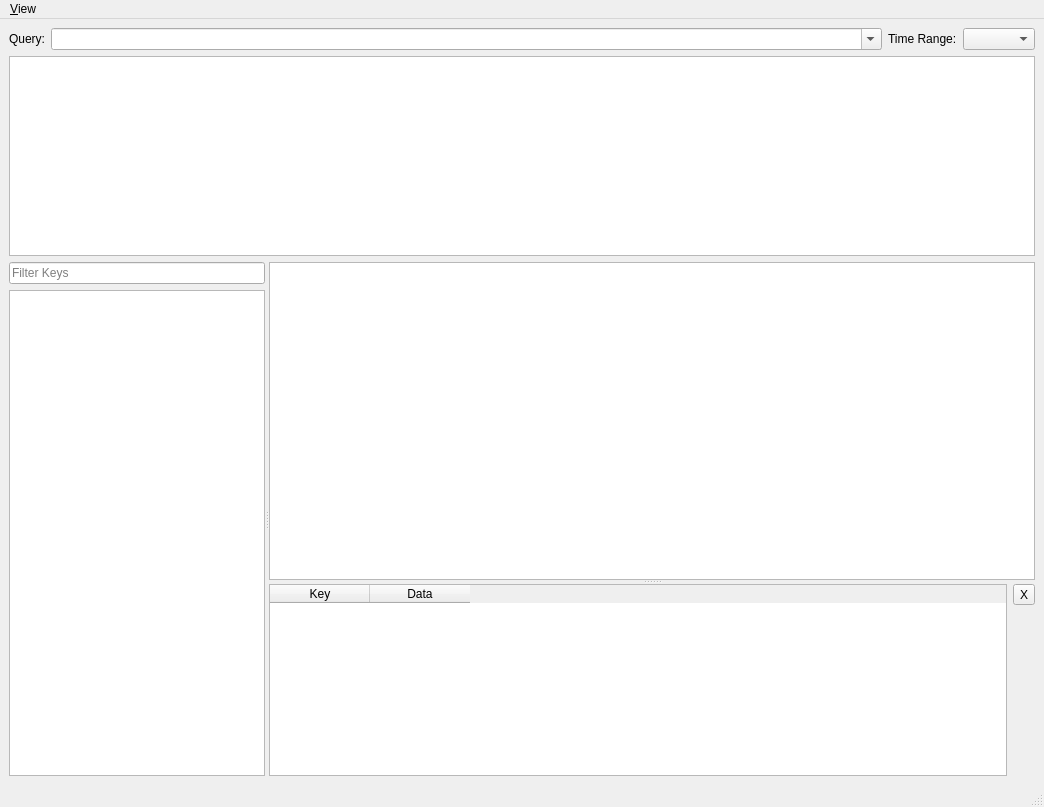
Before: the Qt Designer form src/mainwindow.ui in UjOwtuc/qstuff, drawn with Qt 5.
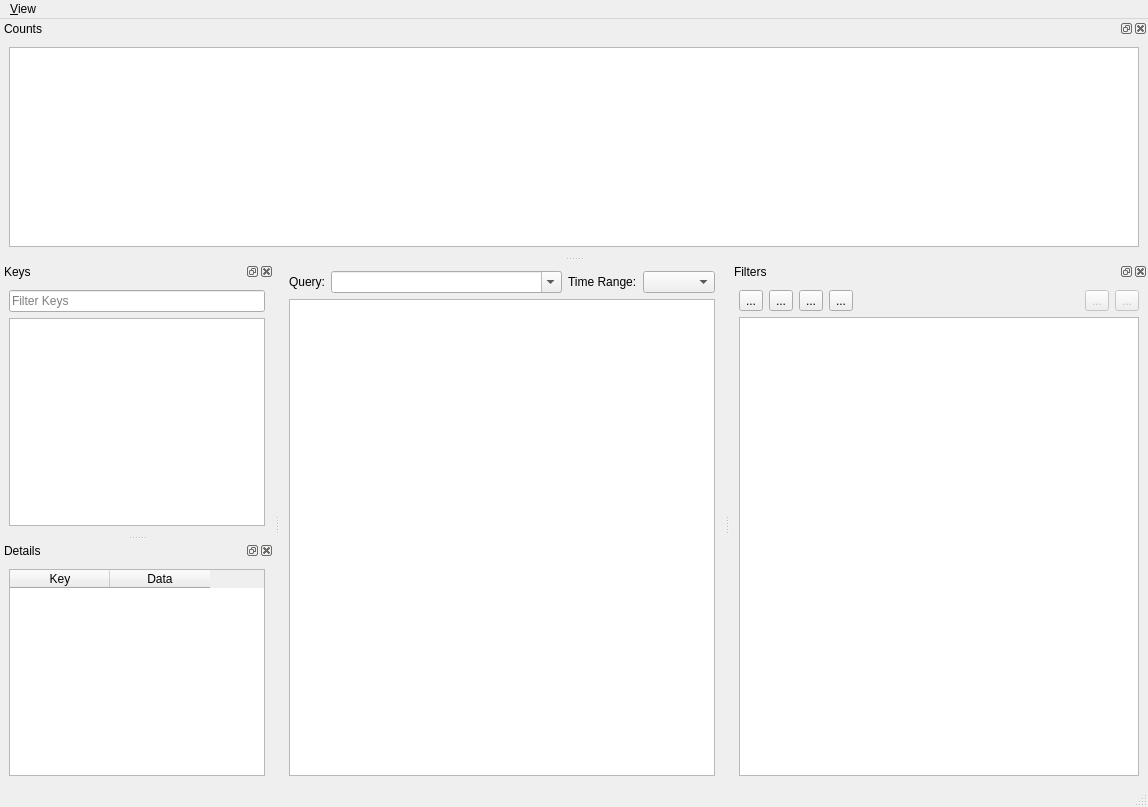
After: the same form once the commit is applied. Icons and pictures are not drawn. Custom widgets are drawn as their Qt base class.

Commit message: filter objects, interface redesign with dockwidgets

What changed in the file:
```diff
--- a/src/mainwindow.ui
+++ b/src/mainwindow.ui
@@ -6,7 +6,7 @@
    <rect>
     <x>0</x>
     <y>0</y>
-    <width>1044</width>
+    <width>1148</width>
     <height>807</height>
    </rect>
   </property>
@@ -14,7 +14,13 @@
    <string>MainWindow</string>
   </property>
   <widget class="QWidget" name="centralwidget">
-   <layout class="QVBoxLayout" name="verticalLayout_4">
+   <property name="sizePolicy">
+    <sizepolicy hsizetype="Expanding" vsizetype="Expanding">
+     <horstretch>0</horstretch>
+     <verstretch>0</verstretch>
+    </sizepolicy>
+   </property>
+   <layout class="QVBoxLayout" name="verticalLayout_2">
     <item>
      <layout class="QHBoxLayout" name="queryLayout">
       <item>
@@ -64,181 +70,39 @@
           <verstretch>0</verstretch>
          </sizepolicy>
         </property>
+        <property name="sizeAdjustPolicy">
+         <enum>QComboBox::AdjustToContents</enum>
+        </property>
        </widget>
       </item>
      </layout>
     </item>
     <item>
-     <widget class="QChartView" name="countGraph">
-      <property name="sizePolicy">
-       <sizepolicy hsizetype="Expanding" vsizetype="Preferred">
-        <horstretch>0</horstretch>
-        <verstretch>0</verstretch>
-       </sizepolicy>
-      </property>
-      <property name="minimumSize">
-       <size>
-        <width>0</width>
-        <height>200</height>
-       </size>
-      </property>
-     </widget>
-    </item>
-    <item>
-     <widget class="QSplitter" name="splitter">
+     <widget class="QTableView" name="logsTable">
       <property name="sizePolicy">
        <sizepolicy hsizetype="Expanding" vsizetype="Expanding">
-        <horstretch>0</horstretch>
-        <verstretch>0</verstretch>
+        <horstretch>2</horstretch>
+        <verstretch>2</verstretch>
        </sizepolicy>
       </property>
-      <property name="orientation">
-       <enum>Qt::Horizontal</enum>
+      <property name="autoScroll">
+       <bool>false</bool>
       </property>
-      <widget class="QWidget" name="">
-       <layout class="QVBoxLayout" name="verticalLayout">
-        <item>
-         <widget class="QLineEdit" name="filterKeysEdit">
-          <property name="placeholderText">
-           <string>Filter Keys</string>
-          </property>
-         </widget>
-        </item>
-        <item>
-         <widget class="QTreeView" name="keysTree">
-          <property name="sizePolicy">
-           <sizepolicy hsizetype="Expanding" vsizetype="Expanding">
-            <horstretch>1</horstretch>
-            <verstretch>0</verstretch>
-           </sizepolicy>
-          </property>
-          <property name="contextMenuPolicy">
-           <enum>Qt::CustomContextMenu</enum>
-          </property>
-          <property name="editTriggers">
-           <set>QAbstractItemView::NoEditTriggers</set>
-          </property>
-          <property name="alternatingRowColors">
-           <bool>true</bool>
-          </property>
-          <property name="expandsOnDoubleClick">
-           <bool>true</bool>
-          </property>
-         </widget>
-        </item>
-       </layout>
-      </widget>
-      <widget class="QSplitter" name="logDetailsSplitter">
-       <property name="sizePolicy">
-        <sizepolicy hsizetype="Preferred" vsizetype="Expanding">
-         <horstretch>2</horstretch>
-         <verstretch>0</verstretch>
-        </sizepolicy>
-       </property>
-       <property name="orientation">
-        <enum>Qt::Vertical</enum>
-       </property>
-       <widget class="QTableView" name="logsTable">
-        <property name="sizePolicy">
-         <sizepolicy hsizetype="Expanding" vsizetype="Expanding">
-          <horstretch>2</horstretch>
-          <verstretch>2</verstretch>
-         </sizepolicy>
-        </property>
-        <property name="autoScroll">
-         <bool>false</bool>
-        </property>
-        <property name="editTriggers">
-         <set>QAbstractItemView::NoEditTriggers</set>
-        </property>
-        <property name="alternatingRowColors">
-         <bool>true</bool>
-        </property>
-        <property name="selectionBehavior">
-         <enum>QAbstractItemView::SelectRows</enum>
-        </property>
-        <attribute name="verticalHeaderVisible">
-         <bool>true</bool>
-        </attribute>
-        <attribute name="verticalHeaderDefaultSectionSize">
-         <number>30</number>
-        </attribute>
-       </widget>
-       <widget class="QWidget" name="layoutWidget">
-        <layout class="QGridLayout" name="gridLayout">
-         <item row="0" column="0" rowspan="2">
-          <widget class="QTableWidget" name="detailsTable">
-           <property name="sizePolicy">
-            <sizepolicy hsizetype="Expanding" vsizetype="Preferred">
-             <horstretch>0</horstretch>
-             <verstretch>0</verstretch>
-            </sizepolicy>
-           </property>
-           <property name="autoScroll">
-            <bool>false</bool>
-           </property>
-           <property name="editTriggers">
-            <set>QAbstractItemView::NoEditTriggers</set>
-           </property>
-           <property name="alternatingRowColors">
-            <bool>true</bool>
-           </property>
-           <property name="selectionBehavior">
-            <enum>QAbstractItemView::SelectRows</enum>
-           </property>
-           <property name="sortingEnabled">
-            <bool>true</bool>
-           </property>
-           <attribute name="verticalHeaderVisible">
-            <bool>false</bool>
-           </attribute>
-           <column>
-            <property name="text">
-             <string>Key</string>
-            </property>
-           </column>
-           <column>
-            <property name="text">
-             <string>Data</string>
-            </property>
-           </column>
-          </widget>
-         </item>
-         <item row="1" column="1">
-          <spacer name="verticalSpacer">
-           <property name="orientation">
-            <enum>Qt::Vertical</enum>
-           </property>
-           <property name="sizeHint" stdset="0">
-            <size>
-             <width>20</width>
-             <height>40</height>
-            </size>
-           </property>
-          </spacer>
-         </item>
-         <item row="0" column="1">
-          <widget class="QToolButton" name="hideDetailsButton">
-           <property name="sizePolicy">
-            <sizepolicy hsizetype="Preferred" vsizetype="Preferred">
-             <horstretch>0</horstretch>
-             <verstretch>0</verstretch>
-            </sizepolicy>
-           </property>
-           <property name="minimumSize">
-            <size>
-             <width>16</width>
-             <height>16</height>
-            </size>
-           </property>
-           <property name="text">
-            <string>X</string>
-           </property>
-          </widget>
-         </item>
-        </layout>
-       </widget>
-      </widget>
+      <property name="editTriggers">
+       <set>QAbstractItemView::NoEditTriggers</set>
+      </property>
+      <property name="alternatingRowColors">
+       <bool>true</bool>
+      </property>
+      <property name="selectionBehavior">
+       <enum>QAbstractItemView::SelectRows</enum>
+      </property>
+      <attribute name="verticalHeaderVisible">
+       <bool>true</bool>
+      </attribute>
+      <attribute name="verticalHeaderDefaultSectionSize">
+       <number>30</number>
+      </attribute>
      </widget>
     </item>
    </layout>
@@ -248,11 +112,11 @@
     <rect>
      <x>0</x>
      <y>0</y>
-     <width>1044</width>
+     <width>1148</width>
      <height>30</height>
     </rect>
    </property>
-   <widget class="QMenu" name="menu_View">
+   <widget class="QMenu" name="menu_view">
     <property name="title">
      <string>&amp;View</string>
     </property>
@@ -261,9 +125,277 @@
     <addaction name="action_resetView"/>
     <addaction name="separator"/>
    </widget>
-   <addaction name="menu_View"/>
+   <addaction name="menu_view"/>
   </widget>
   <widget class="QStatusBar" name="statusbar"/>
+  <widget class="QDockWidget" name="filterDock">
+   <property name="features">
+    <set>QDockWidget::AllDockWidgetFeatures</set>
+   </property>
+   <property name="windowTitle">
+    <string>Filters</string>
+   </property>
+   <attribute name="dockWidgetArea">
+    <number>2</number>
+   </attribute>
+   <widget class="QWidget" name="dockWidgetContents_2">
+    <layout class="QGridLayout" name="gridLayout_4">
+     <item row="0" column="0">
+      <widget class="QToolButton" name="addFilterButton">
+       <property name="toolTip">
+        <string>New Filter</string>
+       </property>
+       <property name="text">
+        <string>...</string>
+       </property>
+       <property name="icon">
+        <iconset theme="document-new">
+         <normaloff>.</normaloff>.</iconset>
+       </property>
+      </widget>
+     </item>
+     <item row="0" column="3">
+      <widget class="QToolButton" name="removeAllFiltersButton">
+       <property name="toolTip">
+        <string>Remove All</string>
+       </property>
+       <property name="text">
+        <string>...</string>
+       </property>
+       <property name="icon">
+        <iconset theme="edit-delete-shred">
+         <normaloff>.</normaloff>.</iconset>
+       </property>
+      </widget>
+     </item>
+     <item row="0" column="2">
+      <widget class="QToolButton" name="disableAllFiltersButton">
+       <property name="toolTip">
+        <string>Disable All</string>
+       </property>
+       <property name="text">
+        <string>...</string>
+       </property>
+       <property name="icon">
+        <iconset theme="list-remove">
+         <normaloff>.</normaloff>.</iconset>
+       </property>
+      </widget>
+     </item>
+     <item row="0" column="1">
+      <widget class="QToolButton" name="enableAllFiltersButton">
+       <property name="toolTip">
+        <string>Enable All</string>
+       </property>
+       <property name="text">
+        <string>...</string>
+       </property>
+       <property name="icon">
+        <iconset theme="list-add">
+         <normaloff>.</normaloff>.</iconset>
+       </property>
+      </widget>
+     </item>
+     <item row="0" column="4">
+      <spacer name="horizontalSpacer">
+       <property name="orientation">
+        <enum>Qt::Horizontal</enum>
+       </property>
+       <property name="sizeHint" stdset="0">
+        <size>
+         <width>40</width>
+         <height>20</height>
+        </size>
+       </property>
+      </spacer>
+     </item>
+     <item row="0" column="5">
+      <widget class="QToolButton" name="invertFilterButton">
+       <property name="enabled">
+        <bool>false</bool>
+       </property>
+       <property name="text">
+        <string>...</string>
+       </property>
+       <property name="icon">
+        <iconset theme="edit-select-invert">
+         <normaloff>.</normaloff>.</iconset>
+       </property>
+      </widget>
+     </item>
+     <item row="0" column="6">
+      <widget class="QToolButton" name="removeFilterButton">
+       <property name="enabled">
+        <bool>false</bool>
+       </property>
+       <property name="text">
+        <string>...</string>
+       </property>
+       <property name="icon">
+        <iconset theme="delete">
+         <normaloff>.</normaloff>.</iconset>
+       </property>
+      </widget>
+     </item>
+     <item row="1" column="0" colspan="7">
+      <widget class="QListView" name="filterList">
+       <property name="minimumSize">
+        <size>
+         <width>400</width>
+         <height>0</height>
+        </size>
+       </property>
+       <property name="selectionMode">
+        <enum>QAbstractItemView::ExtendedSelection</enum>
+       </property>
+       <property name="selectionBehavior">
+        <enum>QAbstractItemView::SelectRows</enum>
+       </property>
+      </widget>
+     </item>
+    </layout>
+   </widget>
+  </widget>
+  <widget class="QDockWidget" name="keysDock">
+   <property name="windowTitle">
+    <string>Keys</string>
+   </property>
+   <attribute name="dockWidgetArea">
+    <number>1</number>
+   </attribute>
+   <widget class="QWidget" name="dockWidgetContents_3">
+    <layout class="QVBoxLayout" name="verticalLayout">
+     <item>
+      <widget class="QLineEdit" name="filterKeysEdit">
+       <property name="placeholderText">
+        <string>Filter Keys</string>
+       </property>
+      </widget>
+     </item>
+     <item>
+      <widget class="QTreeView" name="keysTree">
+       <property name="sizePolicy">
+        <sizepolicy hsizetype="Expanding" vsizetype="Expanding">
+         <horstretch>1</horstretch>
+         <verstretch>0</verstretch>
+        </sizepolicy>
+       </property>
+       <property name="minimumSize">
+        <size>
+         <width>200</width>
+         <height>0</height>
+        </size>
+       </property>
+       <property name="contextMenuPolicy">
+        <enum>Qt::CustomContextMenu</enum>
+       </property>
+       <property name="editTriggers">
+        <set>QAbstractItemView::NoEditTriggers</set>
+       </property>
+       <property name="alternatingRowColors">
+        <bool>true</bool>
+       </property>
+       <property name="expandsOnDoubleClick">
+        <bool>true</bool>
+       </property>
+      </widget>
+     </item>
+    </layout>
+   </widget>
+  </widget>
+  <widget class="QDockWidget" name="chartDock">
+   <property name="sizePolicy">
+    <sizepolicy hsizetype="Preferred" vsizetype="Ignored">
+     <horstretch>0</horstretch>
+     <verstretch>0</verstretch>
+    </sizepolicy>
+   </property>
+   <property name="windowTitle">
+    <string>Counts</string>
+   </property>
+   <attribute name="dockWidgetArea">
+    <number>4</number>
+   </attribute>
+   <widget class="QWidget" name="dockWidgetContents_4">
+    <layout class="QGridLayout" name="gridLayout_3">
+     <item row="0" column="0">
+      <widget class="QChartView" name="countGraph">
+       <property name="sizePolicy">
+        <sizepolicy hsizetype="Expanding" vsizetype="Ignored">
+         <horstretch>0</horstretch>
+         <verstretch>0</verstretch>
+        </sizepolicy>
+       </property>
+       <property name="minimumSize">
+        <size>
+         <width>0</width>
+         <height>200</height>
+        </size>
+       </property>
+       <property name="renderHints">
+        <set>QPainter::Antialiasing|QPainter::TextAntialiasing</set>
+       </property>
+      </widget>
+     </item>
+    </layout>
+   </widget>
+  </widget>
+  <widget class="QDockWidget" name="logDetailsDock">
+   <property name="windowTitle">
+    <string>Details</string>
+   </property>
+   <attribute name="dockWidgetArea">
+    <number>1</number>
+   </attribute>
+   <widget class="QWidget" name="dockWidgetContents_5">
+    <layout class="QGridLayout" name="gridLayout">
+     <item row="0" column="0" rowspan="2">
+      <widget class="QTableWidget" name="detailsTable">
+       <property name="sizePolicy">
+        <sizepolicy hsizetype="Expanding" vsizetype="Expanding">
+         <horstretch>0</horstretch>
+         <verstretch>2</verstretch>
+        </sizepolicy>
+       </property>
+       <property name="minimumSize">
+        <size>
+         <width>200</width>
+         <height>0</height>
+        </size>
+       </property>
+       <property name="autoScroll">
+        <bool>false</bool>
+       </property>
+       <property name="editTriggers">
+        <set>QAbstractItemView::NoEditTriggers</set>
+       </property>
+       <property name="alternatingRowColors">
+        <bool>true</bool>
+       </property>
+       <property name="selectionBehavior">
+        <enum>QAbstractItemView::SelectRows</enum>
+       </property>
+       <property name="sortingEnabled">
+        <bool>true</bool>
+       </property>
+       <attribute name="verticalHeaderVisible">
+        <bool>false</bool>
+       </attribute>
+       <column>
+        <property name="text">
+         <string>Key</string>
+        </property>
+       </column>
+       <column>
+        <property name="text">
+         <string>Data</string>
+        </property>
+       </column>
+      </widget>
+     </item>
+    </layout>
+   </widget>
+  </widget>
   <action name="action_saveView">
    <property name="text">
     <string>&amp;Save</string>
```
The commit also changes 12 other files.
